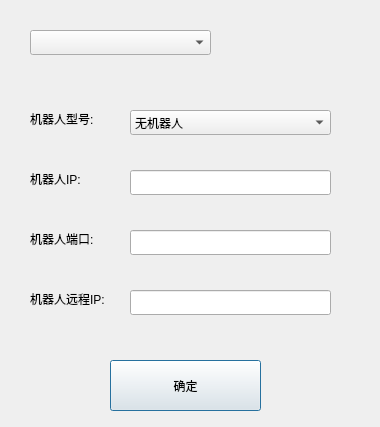
First picture: the form in robotsetdlg.ui, repository qubo188612/qtwelding, before the edit.
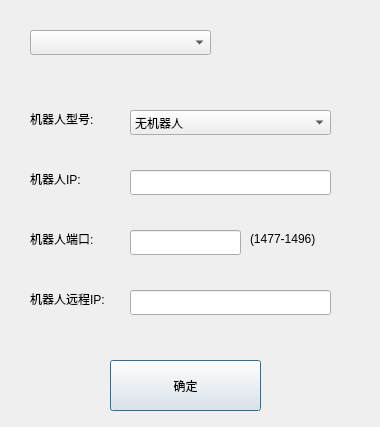
Second picture: the form after the edit.

```diff
--- a/robotsetdlg.ui
+++ b/robotsetdlg.ui
@@ -90,7 +90,7 @@
     <rect>
      <x>130</x>
      <y>230</y>
-     <width>201</width>
+     <width>111</width>
      <height>25</height>
     </rect>
    </property>
@@ -138,6 +138,19 @@
     <string>机器人型号:</string>
    </property>
   </widget>
+  <widget class="QLabel" name="label_5">
+   <property name="geometry">
+    <rect>
+     <x>250</x>
+     <y>230</y>
+     <width>81</width>
+     <height>17</height>
+    </rect>
+   </property>
+   <property name="text">
+    <string>(1477-1496)</string>
+   </property>
+  </widget>
  </widget>
  <resources/>
  <connections>
```
